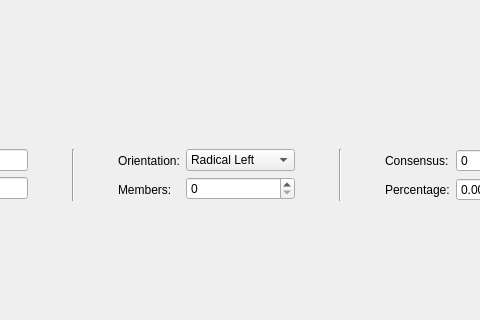
Above: app/slicecontrolwidget.ui from PietroLonginetti/Parliament before the change; both pictures show x 166 to 646 and y 132 to 452 of the 906 by 617 pixel window. Below: the same form after it.
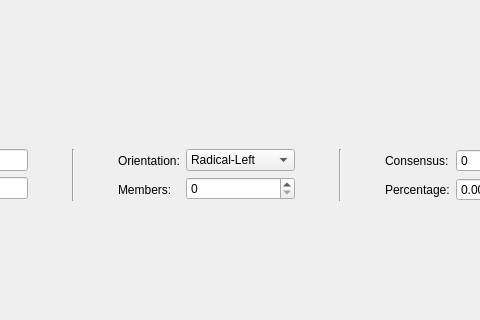
That is the form after the change.

What changed in the file:
```diff
--- a/app/slicecontrolwidget.ui
+++ b/app/slicecontrolwidget.ui
@@ -173,7 +173,7 @@
         </property>
         <item>
          <property name="text">
-          <string>Radical Left</string>
+          <string>Radical-Left</string>
          </property>
         </item>
         <item>
```
Left out of the diff: 6 changed lines with no effect on the pictures.
